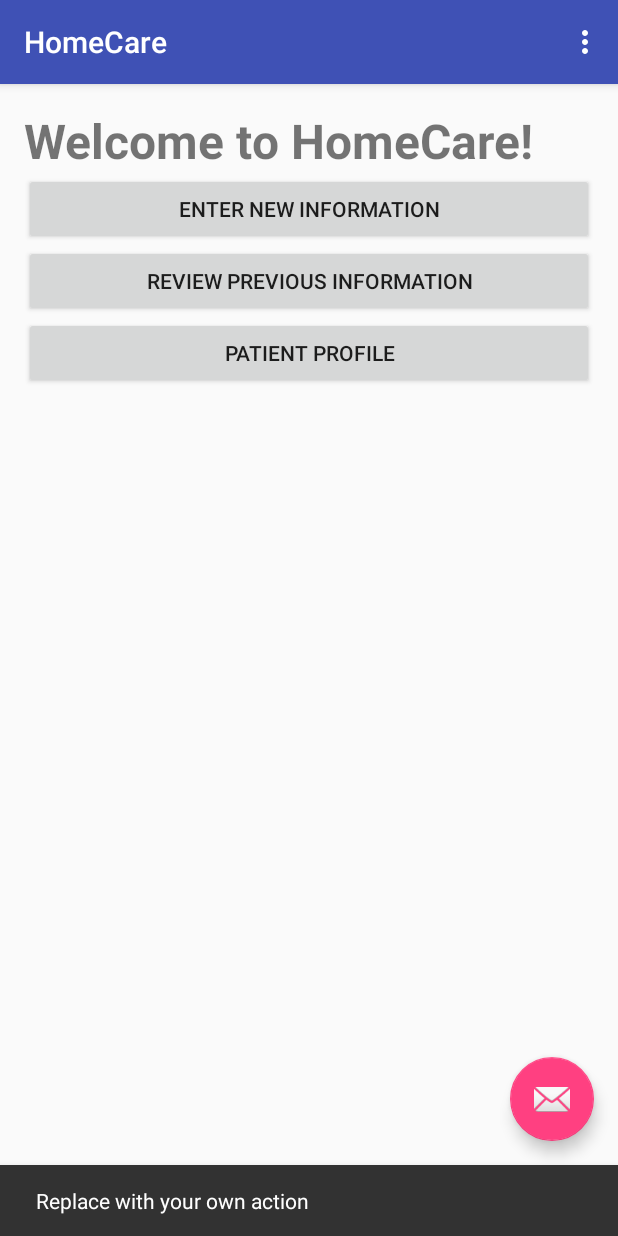
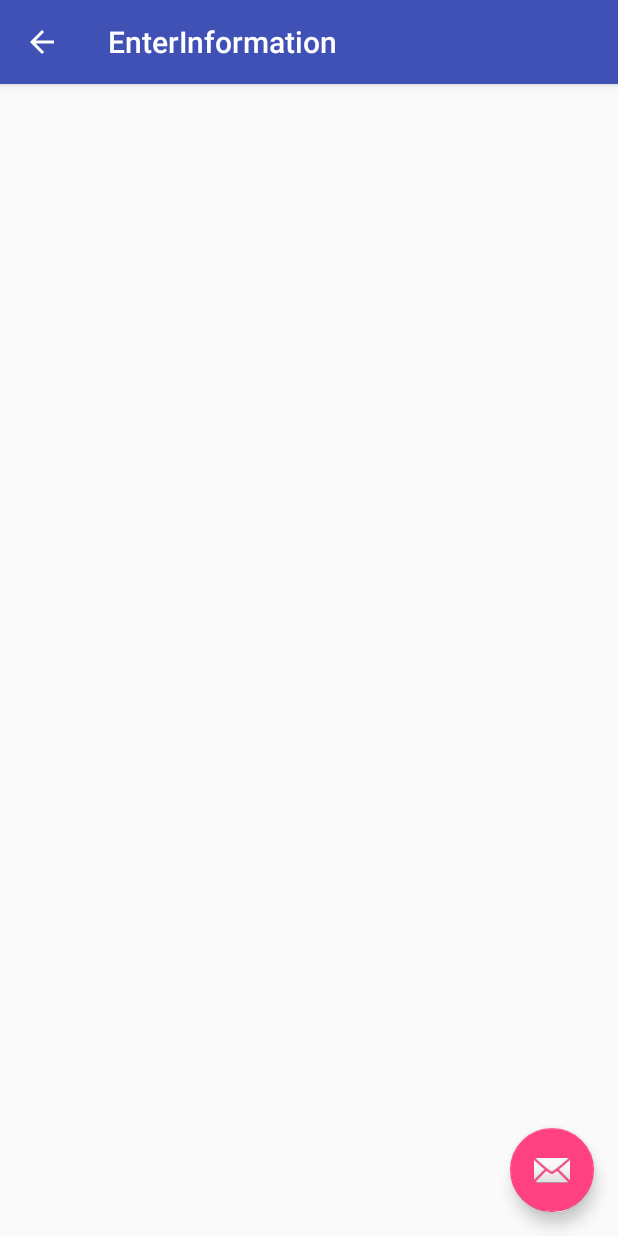
Before and after one commit to jdaum/HomeCare, an Android app: the screen it shows after launch (MainActivity before the commit, EnterInformation after it), after a tap on "ENTER NEW INFORMATION", on a phone screen of 412 x 824 dp. Run offline under Robolectric (Android 15) with nearby library versions, the phone set to English and light mode, and no system bars; 1 other tap on this screen came first.

Commit message:
button empty onclick activity

```diff
--- /dev/null
+++ b/HomeCare/app/src/main/java/com/example/whjt2_000/homecare/EnterInformation.java
@@ -0,0 +1,30 @@
+package com.example.whjt2_000.homecare;
+
+import android.os.Bundle;
+import android.support.design.widget.FloatingActionButton;
+import android.support.design.widget.Snackbar;
+import android.support.v7.app.AppCompatActivity;
+import android.support.v7.widget.Toolbar;
+import android.view.View;
+
+public class EnterInformation extends AppCompatActivity {
+
+    @Override
+    protected void onCreate(Bundle savedInstanceState) {
+        super.onCreate(savedInstanceState);
+        setContentView(R.layout.activity_enter_information2);
+        Toolbar toolbar = (Toolbar) findViewById(R.id.toolbar);
+        setSupportActionBar(toolbar);
+
+        FloatingActionButton fab = (FloatingActionButton) findViewById(R.id.fab);
+        fab.setOnClickListener(new View.OnClickListener() {
+            @Override
+            public void onClick(View view) {
+                Snackbar.make(view, "Replace with your own action", Snackbar.LENGTH_LONG)
+                        .setAction("Action", null).show();
+            }
+        });
+        getSupportActionBar().setDisplayHomeAsUpEnabled(true);
+    }
+
+}
--- a/HomeCare/app/src/main/java/com/example/whjt2_000/homecare/MainActivity.java
+++ b/HomeCare/app/src/main/java/com/example/whjt2_000/homecare/MainActivity.java
@@ -1,5 +1,6 @@
 package com.example.whjt2_000.homecare;
 
+import android.content.Intent;
 import android.os.Bundle;
 import android.support.design.widget.FloatingActionButton;
 import android.support.design.widget.Snackbar;
@@ -49,4 +50,19 @@ public class MainActivity extends AppCompatActivity {
 
         return super.onOptionsItemSelected(item);
     }
+
+    public void enterInformation(View view){
+        Intent intent = new Intent(this, EnterInformation.class);
+        startActivity(intent);
+    }
+
+    public void reviewInformation(View view){
+        Intent intent = new Intent(this, ReviewInformation.class);
+        startActivity(intent);
+    }
+
+    public void patientProfile(View view){
+        Intent intent = new Intent(this, PatientProfile.class);
+        startActivity(intent);
+    }
 }
--- /dev/null
+++ b/HomeCare/app/src/main/res/layout/activity_enter_information2.xml
@@ -0,0 +1,34 @@
+<?xml version="1.0" encoding="utf-8"?>
+<android.support.design.widget.CoordinatorLayout xmlns:android="http://schemas.android.com/apk/res/android"
+    xmlns:app="http://schemas.android.com/apk/res-auto"
+    xmlns:tools="http://schemas.android.com/tools"
+    android:layout_width="match_parent"
+    android:layout_height="match_parent"
+    android:fitsSystemWindows="true"
+    tools:context="com.example.whjt2_000.homecare.EnterInformation">
+
+    <android.support.design.widget.AppBarLayout
+        android:layout_width="match_parent"
+        android:layout_height="wrap_content"
+        android:theme="@style/AppTheme.AppBarOverlay">
+
+        <android.support.v7.widget.Toolbar
+            android:id="@+id/toolbar"
+            android:layout_width="match_parent"
+            android:layout_height="?attr/actionBarSize"
+            android:background="?attr/colorPrimary"
+            app:popupTheme="@style/AppTheme.PopupOverlay" />
+
+    </android.support.design.widget.AppBarLayout>
+
+    <include layout="@layout/content_enter_information" />
+
+    <android.support.design.widget.FloatingActionButton
+        android:id="@+id/fab"
+        android:layout_width="wrap_content"
+        android:layout_height="wrap_content"
+        android:layout_gravity="bottom|end"
+        android:layout_margin="@dimen/fab_margin"
+        android:src="@android:drawable/ic_dialog_email" />
+
+</android.support.design.widget.CoordinatorLayout>
--- /dev/null
+++ b/HomeCare/app/src/main/res/layout/content_enter_information.xml
@@ -0,0 +1,15 @@
+<?xml version="1.0" encoding="utf-8"?>
+<RelativeLayout xmlns:android="http://schemas.android.com/apk/res/android"
+    xmlns:app="http://schemas.android.com/apk/res-auto"
+    xmlns:tools="http://schemas.android.com/tools"
+    android:layout_width="match_parent"
+    android:layout_height="match_parent"
+    android:paddingBottom="@dimen/activity_vertical_margin"
+    android:paddingLeft="@dimen/activity_horizontal_margin"
+    android:paddingRight="@dimen/activity_horizontal_margin"
+    android:paddingTop="@dimen/activity_vertical_margin"
+    app:layout_behavior="@string/appbar_scrolling_view_behavior"
+    tools:context="com.example.whjt2_000.homecare.EnterInformation"
+    tools:showIn="@layout/activity_enter_information2">
+
+</RelativeLayout>
--- a/HomeCare/app/src/main/res/values/strings.xml
+++ b/HomeCare/app/src/main/res/values/strings.xml
@@ -4,4 +4,7 @@
     <string name="new_info">Enter new information</string>
     <string name="review_info">Review previous information</string>
     <string name="profile">Patient profile</string>
+    <string name="title_activity_enter_information">EnterInformation</string>
+    <string name="title_activity_patient_profile">PatientProfile</string>
+    <string name="title_activity_review_information">ReviewInformation</string>
 </resources>
```
Also changed, not shown: HomeCare/app/src/main/AndroidManifest.xml (+27 -0 lines), HomeCare/app/src/main/java/com/example/whjt2_000/homecare/PatientProfile.java (added, +30 -0 lines), HomeCare/app/src/main/java/com/example/whjt2_000/homecare/ReviewInformation.java (added, +30 -0 lines), HomeCare/app/src/main/res/layout/activity_enter_information.xml (added, +34 -0 lines), HomeCare/app/src/main/res/layout/activity_patient_profile.xml (added, +34 -0 lines), HomeCare/app/src/main/res/layout/activity_review_information.xml (added, +34 -0 lines), HomeCare/app/src/main/res/layout/content_patient_profile.xml (added, +15 -0 lines), HomeCare/app/src/main/res/layout/content_review_information.xml (added, +15 -0 lines).
